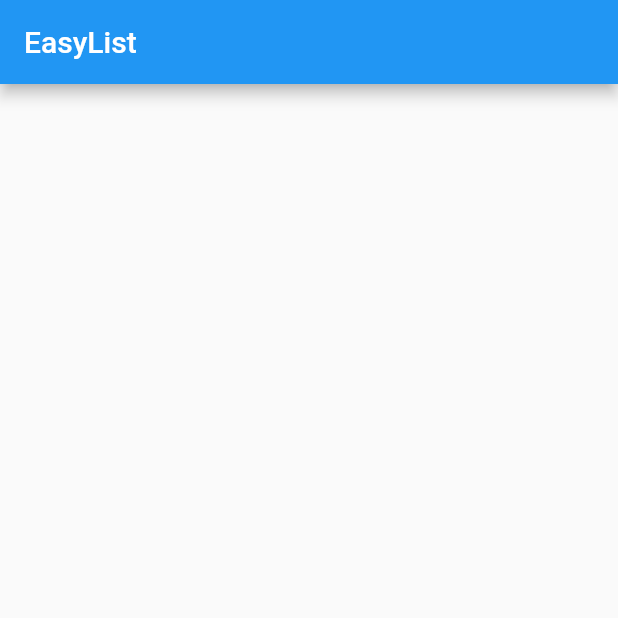
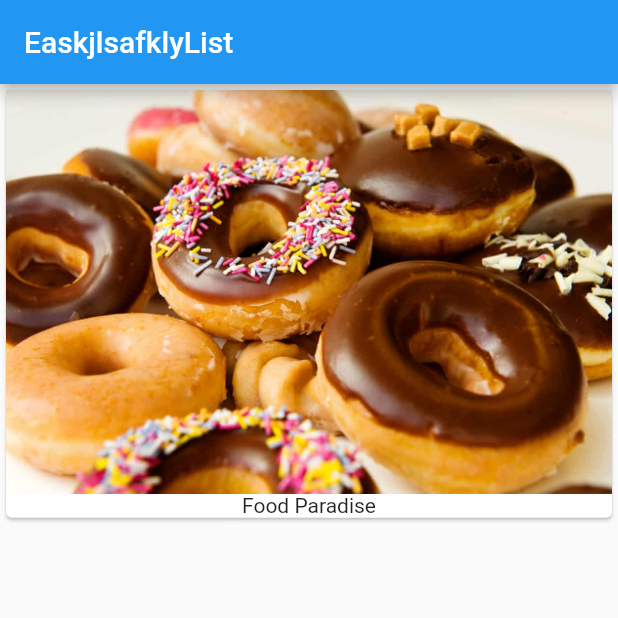
Before and after one commit to dpetla/flutter_course, a Flutter app: the screen it shows after launch, on a phone screen of 412 x 824 dp, the top half of it. Run offline on Flutter 3.47's test engine with Material 2 defaults, Android fonts, the phone set to English and light mode, and no system bars.

Commit message:
basic card

```diff
--- a/lib/main.dart
+++ b/lib/main.dart
@@ -1,11 +1,21 @@
 import 'package:flutter/material.dart';
 
-main() {
-  runApp(MyApp());
-}
+void main() => runApp(MyApp());
 
 class MyApp extends StatelessWidget {
-  build(context) {
-    return MaterialApp(home: Scaffold(appBar: AppBar(title: Text('EasyList'))));
+  @override
+  Widget build(BuildContext context) {
+    return MaterialApp(
+        home: Scaffold(
+            appBar: AppBar(title: Text('EaskjlsafklyList')),
+            body: Column(children: <Widget>[
+              Card(
+                  child: Column(
+                children: <Widget>[
+                  Image.asset('assets/food.jpg'),
+                  Text('Food Paradise')
+                ],
+              )),
+            ])));
   }
 }
--- a/pubspec.yaml
+++ b/pubspec.yaml
@@ -37,8 +37,8 @@ flutter:
   uses-material-design: true
 
   # To add assets to your application, add an assets section, like this:
-  # assets:
-  #  - images/a_dot_burr.jpeg
+  assets:
+   - assets/food.jpg
   #  - images/a_dot_ham.jpeg
 
   # An image asset can refer to one or more resolution-specific "variants", see
```
Also changed, not shown: assets/food.jpg (added).
